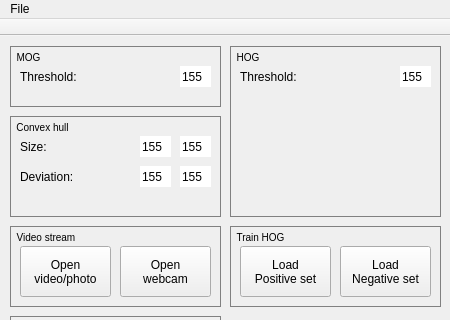
Above: PedestrianDetection/mainwindow.ui from Kexone/diploma-thesis before the change; both pictures show x 0 to 450 and y 0 to 320 of the 450 by 650 pixel window. Below: the same form after it.
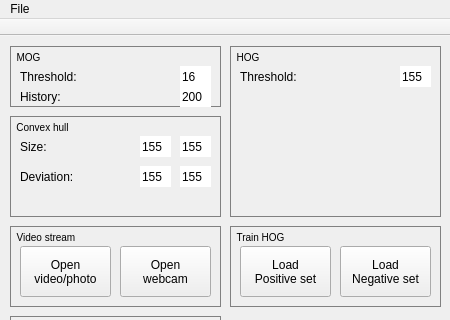
That is the form after the change. Icons and pictures are not drawn.

The edit to the form file:
```diff
--- a/PedestrianDetection/mainwindow.ui
+++ b/PedestrianDetection/mainwindow.ui
@@ -399,7 +399,54 @@
       <string/>
      </property>
      <property name="text">
-      <string>155</string>
+      <string>16</string>
+     </property>
+     <property name="maxLength">
+      <number>3</number>
+     </property>
+     <property name="frame">
+      <bool>false</bool>
+     </property>
+     <property name="echoMode">
+      <enum>QLineEdit::Normal</enum>
+     </property>
+     <property name="placeholderText">
+      <string/>
+     </property>
+     <property name="cursorMoveStyle">
+      <enum>Qt::LogicalMoveStyle</enum>
+     </property>
+     <property name="clearButtonEnabled">
+      <bool>false</bool>
+     </property>
+    </widget>
+    <widget class="QLabel" name="labelHistoryMog">
+     <property name="geometry">
+      <rect>
+       <x>10</x>
+       <y>40</y>
+       <width>81</width>
+       <height>21</height>
+      </rect>
+     </property>
+     <property name="text">
+      <string>History:</string>
+     </property>
+    </widget>
+    <widget class="QLineEdit" name="inputMogHistory">
+     <property name="geometry">
+      <rect>
+       <x>170</x>
+       <y>40</y>
+       <width>31</width>
+       <height>21</height>
+      </rect>
+     </property>
+     <property name="inputMask">
+      <string/>
+     </property>
+     <property name="text">
+      <string>200</string>
      </property>
      <property name="maxLength">
       <number>3</number>
```
